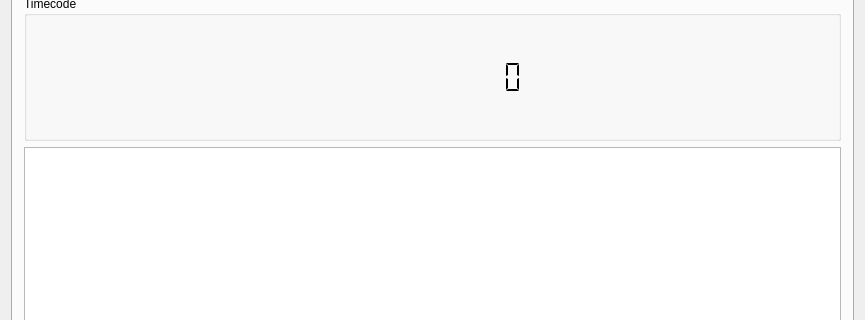
First picture: the form in src/mainwindow.ui, repository ETCLabs/UDPMidiTest, before the edit; both pictures show x 0 to 865 and y 98 to 418 of the 865 by 607 pixel window.
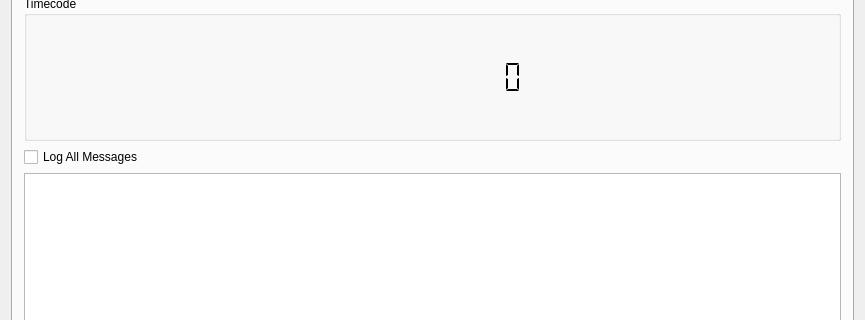
Second picture: the form after the edit. Custom widgets are drawn as their Qt base class.

Commit message:
Make logging of all messages optional
Helps with lag related to UI thread

Diff of the .ui file:
```diff
--- a/src/mainwindow.ui
+++ b/src/mainwindow.ui
@@ -316,6 +316,13 @@
           </layout>
          </widget>
         </item>
+        <item>
+         <widget class="QCheckBox" name="cbLogAllInput">
+          <property name="text">
+           <string>Log All Messages</string>
+          </property>
+         </widget>
+        </item>
         <item>
          <widget class="QListWidget" name="lvRxMessages"/>
         </item>
```
The commit also changes 1 other file.
